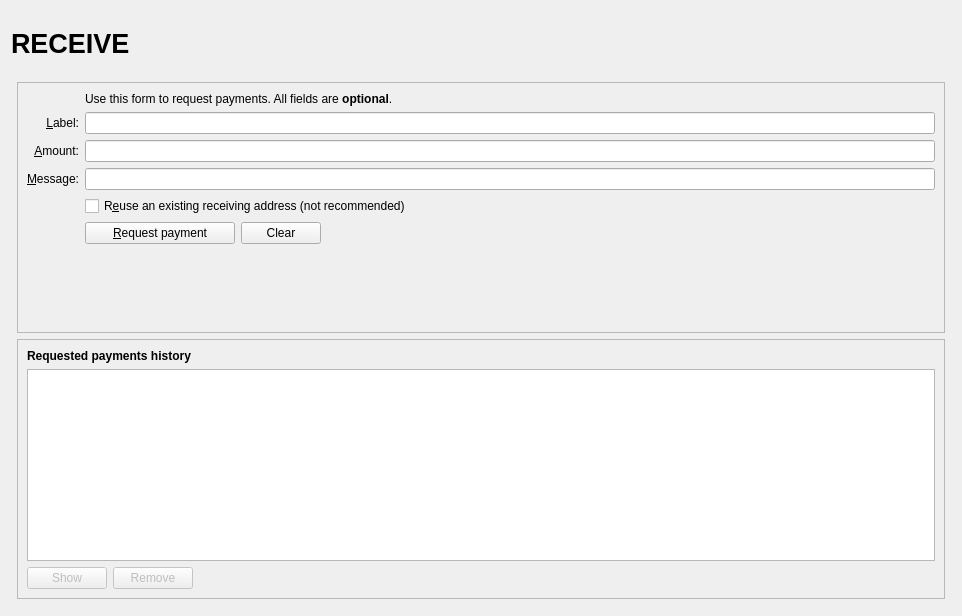
The window that src/qt/forms/receivecoinsdialog.ui (ZENZO-Ecosystem/ZENZO-Core-Archive) describes before a commit, drawn with Qt 5.
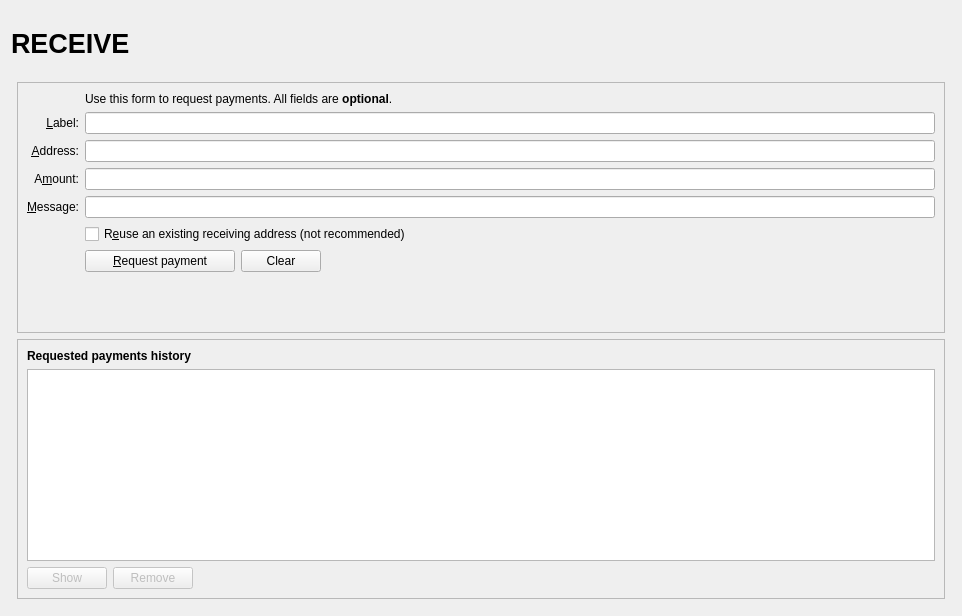
The same window after the commit. Icons and pictures are not drawn. Custom widgets are drawn as their Qt base class.

What changed in the file:
```diff
--- a/src/qt/forms/receivecoinsdialog.ui
+++ b/src/qt/forms/receivecoinsdialog.ui
@@ -136,53 +136,6 @@
           <layout class="QVBoxLayout" name="verticalLayout_3">
            <item>
             <layout class="QGridLayout" name="gridLayout">
-             <item row="7" column="2">
-              <widget class="QCheckBox" name="reuseAddress">
-               <property name="toolTip">
-                <string>Reuse one of the previously used receiving addresses.&lt;br&gt;Reusing addresses has security and privacy issues.&lt;br&gt;Do not use this unless re-generating a payment request made before.</string>
-               </property>
-               <property name="text">
-                <string>R&amp;euse an existing receiving address (not recommended)</string>
-               </property>
-              </widget>
-             </item>
-             <item row="7" column="0">
-              <widget class="QLabel" name="label_4">
-               <property name="text">
-                <string/>
-               </property>
-              </widget>
-             </item>
-             <item row="6" column="0">
-              <widget class="QLabel" name="label_3">
-               <property name="toolTip">
-                <string>An optional message to attach to the payment request, which will be displayed when the request is opened. Note: The message will not be sent with the payment over the ZENZO network.</string>
-               </property>
-               <property name="text">
-                <string>&amp;Message:</string>
-               </property>
-               <property name="alignment">
-                <set>Qt::AlignRight|Qt::AlignTrailing|Qt::AlignVCenter</set>
-               </property>
-               <property name="buddy">
-                <cstring>reqMessage</cstring>
-               </property>
-              </widget>
-             </item>
-             <item row="4" column="2">
-              <widget class="QLineEdit" name="reqLabel">
-               <property name="toolTip">
-                <string>An optional label to associate with the new receiving address.</string>
-               </property>
-              </widget>
-             </item>
-             <item row="6" column="2">
-              <widget class="QLineEdit" name="reqMessage">
-               <property name="toolTip">
-                <string>An optional message to attach to the payment request, which will be displayed when the request is opened.&lt;br&gt;Note: The message will not be sent with the payment over the ZENZO network.</string>
-               </property>
-              </widget>
-             </item>
              <item row="2" column="2">
               <widget class="QLabel" name="label_5">
                <property name="text">
@@ -206,23 +159,62 @@
                </property>
               </widget>
              </item>
+             <item row="4" column="2">
+              <widget class="QLineEdit" name="reqLabel">
+               <property name="toolTip">
+                <string>An optional label to associate with the new receiving address.</string>
+               </property>
+              </widget>
+             </item>
              <item row="5" column="0">
               <widget class="QLabel" name="label">
                <property name="toolTip">
-                <string>An optional amount to request. Leave this empty or zero to not request a specific amount.</string>
+                <string>Your receiving address. You can copy and use it to receive coins on this wallet. A new one will be generated once it is used.</string>
                </property>
                <property name="text">
-                <string>&amp;Amount:</string>
+                <string>&amp;Address:</string>
                </property>
                <property name="alignment">
                 <set>Qt::AlignRight|Qt::AlignTrailing|Qt::AlignVCenter</set>
                </property>
                <property name="buddy">
-                <cstring>reqAmount</cstring>
+                <cstring>reqAddress</cstring>
                </property>
               </widget>
              </item>
              <item row="5" column="2">
+              <widget class="QLineEdit" name="reqAddress">
+               <property name="readOnly">
+                <bool>true</bool>
+               </property>
+               <property name="minimumSize">
+                <size>
+                 <width>80</width>
+                 <height>0</height>
+                </size>
+               </property>
+               <property name="toolTip">
+                <string>Your receiving address. You can copy and use it to receive coins on this wallet. A new one will be generated once it is used.</string>
+               </property>
+              </widget>
+             </item>
+             <item row="6" column="0">
+              <widget class="QLabel" name="label">
+               <property name="toolTip">
+                <string>An optional amount to request. Leave this empty or zero to not request a specific amount.</string>
+               </property>
+               <property name="text">
+                <string>A&amp;mount:</string>
+               </property>
+               <property name="alignment">
+                <set>Qt::AlignRight|Qt::AlignTrailing|Qt::AlignVCenter</set>
+               </property>
+               <property name="buddy">
+                <cstring>reqAmount</cstring>
+               </property>
+              </widget>
+             </item>
+             <item row="6" column="2">
               <widget class="BitcoinAmountField" name="reqAmount">
                <property name="minimumSize">
                 <size>
@@ -235,14 +227,54 @@
                </property>
               </widget>
              </item>
+             <item row="7" column="0">
+              <widget class="QLabel" name="label_3">
+               <property name="toolTip">
+                <string>An optional message to attach to the payment request, which will be displayed when the request is opened. Note: The message will not be sent with the payment over the ZENZO network.</string>
+               </property>
+               <property name="text">
+                <string>&amp;Message:</string>
+               </property>
+               <property name="alignment">
+                <set>Qt::AlignRight|Qt::AlignTrailing|Qt::AlignVCenter</set>
+               </property>
+               <property name="buddy">
+                <cstring>reqMessage</cstring>
+               </property>
+              </widget>
+             </item>
+             <item row="7" column="2">
+              <widget class="QLineEdit" name="reqMessage">
+               <property name="toolTip">
+                <string>An optional message to attach to the payment request, which will be displayed when the request is opened.&lt;br&gt;Note: The message will not be sent with the payment over the ZENZO network.</string>
+               </property>
+              </widget>
+             </item>
              <item row="8" column="0">
-              <widget class="QLabel" name="label_7">
+              <widget class="QLabel" name="label_4">
                <property name="text">
                 <string/>
                </property>
               </widget>
              </item>
              <item row="8" column="2">
+              <widget class="QCheckBox" name="reuseAddress">
+               <property name="toolTip">
+                <string>Reuse one of the previously used receiving addresses.&lt;br&gt;Reusing addresses has security and privacy issues.&lt;br&gt;Do not use this unless re-generating a payment request made before.</string>
+               </property>
+               <property name="text">
+                <string>R&amp;euse an existing receiving address (not recommended)</string>
+               </property>
+              </widget>
+             </item>
+             <item row="9" column="0">
+              <widget class="QLabel" name="label_7">
+               <property name="text">
+                <string/>
+               </property>
+              </widget>
+             </item>
+             <item row="9" column="2">
               <layout class="QHBoxLayout" name="horizontalLayout">
                <item>
                 <widget class="QPushButton" name="receiveButton">
@@ -305,7 +337,7 @@
                </item>
               </layout>
              </item>
-             <item row="9" column="2">
+             <item row="10" column="2">
               <spacer name="verticalSpacer">
                <property name="orientation">
                 <enum>Qt::Vertical</enum>
```
Left out of the diff: 1 changed line with no effect on the pictures.
